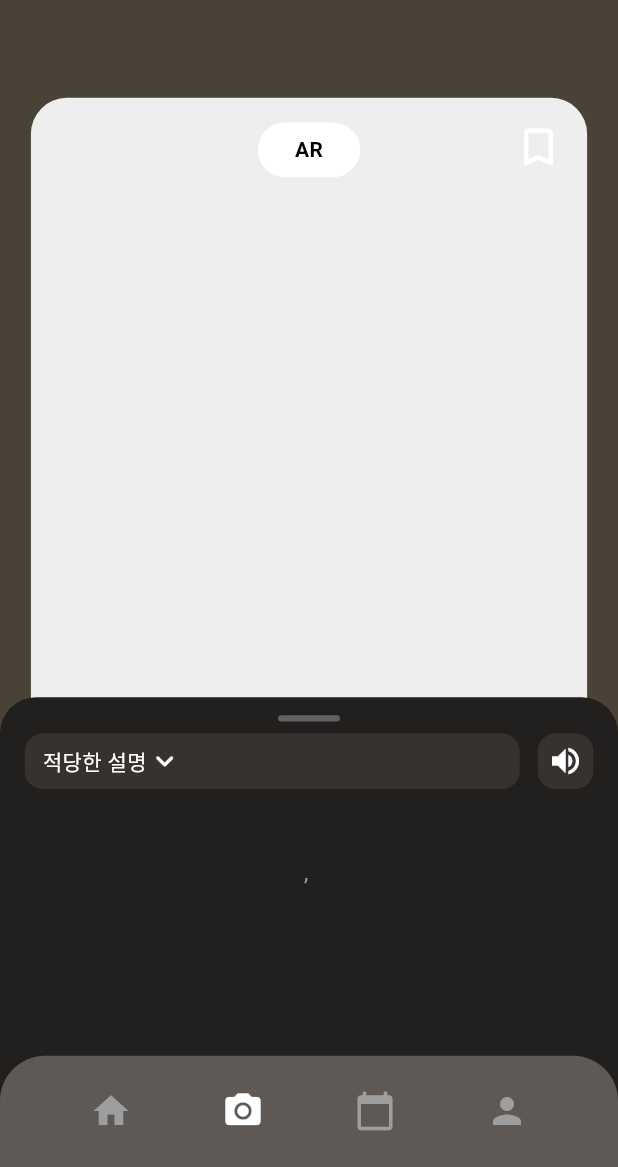
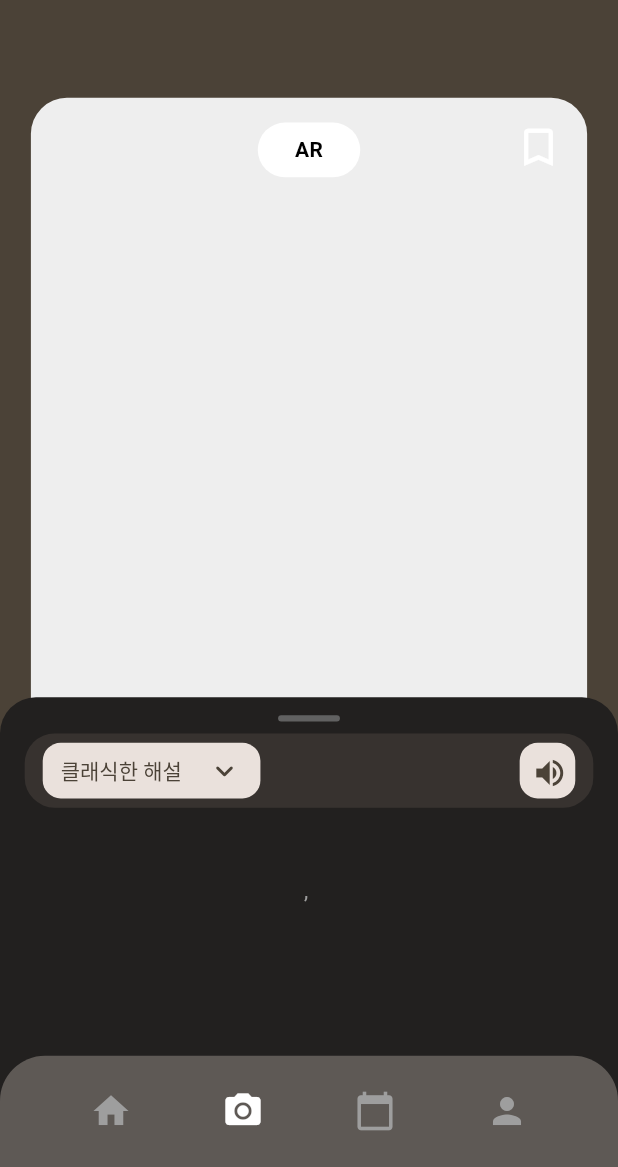
Before and after one commit to Comgongjineung/musai-f, a Flutter app: the DescriptionScreen screen opened directly with empty values, on a phone screen of 412 x 824 dp, the part 69-1236 px from its top. Run offline on Flutter 3.47's test engine with Material 3 defaults, Android fonts, the phone set to English and light mode, and no system bars; our stand-ins replace audioplayers, camera, image_picker; Roboto replaces fonts that are missing (Pretendard).

Commit message:
✨ Feat: 작품해설 페이지 난이도 설정 버튼 생성, TTS 연결
작품해설 페이지 난이도 설정 버튼 생성, TTS 연결

```diff
--- a/lib/describe_box.dart
+++ b/lib/describe_box.dart
@@ -4,6 +4,8 @@ import 'bottom_nav_bar.dart'; // 반드시 import 필요
 import 'main.dart'; // 탭 클릭 시 이동하려면 필요
 import 'dart:convert';
 import 'dart:typed_data';
+import 'tts_service.dart';
+import 'package:audioplayers/audioplayers.dart';
 
 class DescriptionScreen extends StatefulWidget {
   final String title;
@@ -31,6 +33,15 @@ class DescriptionScreen extends StatefulWidget {
 
 class _DescriptionScreenState extends State<DescriptionScreen> {
   bool isBookmarked = false;
+  String selectedDescription = '클래식한 해설';  // 기본값 설정
+
+  final List<String> descriptionTypes = [
+    '한눈에 보는 해설',
+    '클래식한 해설',
+    '깊이 있는 해설',
+  ];
+
+  final AudioPlayer _audioPlayer = AudioPlayer();
 
   @override
   Widget build(BuildContext context) {
@@ -195,41 +206,66 @@ class _DescriptionScreenState extends State<DescriptionScreen> {
                         ),
                       ),
                     ),
-                    // 드롭다운, TTS 버튼
+                    // 상단 컨트롤 바 (진한 회색)
                     Padding(
                       padding: EdgeInsets.symmetric(horizontal: MediaQuery.of(context).size.width * 0.04),
+                      child: Container(
+                        height: MediaQuery.of(context).size.height * 0.06,
+                        padding: const EdgeInsets.symmetric(horizontal: 12),
+                        decoration: BoxDecoration(
+                          color: const Color(0xFF37322F), // 진한 회색
+                          // color: const Color(0xFFEAE1DC), // 연한 회색
+                          borderRadius: BorderRadius.circular(20),
+                        ),
                         child: Row(
                           children: [
-                          Expanded(
-                            child: Container(
+                            // 드롭다운 메뉴 감싸는 연한 회색 박스
+                            Container(
+                              padding: const EdgeInsets.symmetric(horizontal: 12),
                               height: MediaQuery.of(context).size.height * 0.045,
-                              padding: const EdgeInsets.symmetric(horizontal: 12),
                               decoration: BoxDecoration(
-                                color: const Color(0xFF37322F),
+                                color: const Color(0xFFEAE1DC),
                                 borderRadius: BorderRadius.circular(12),
                               ),
-                              child: Row(
-                                children: const [
-                                  Text(
-                                    '적당한 설명',
-                                    style: TextStyle(color: Colors.white),
-                                  ),
-                                  Icon(Icons.keyboard_arrow_down_rounded, color: Colors.white),
-                                ],
+                              child: DropdownButtonHideUnderline(
+                                child: DropdownButton<String>(
+                                  value: selectedDescription,
+                                  dropdownColor: const Color(0xFFEAE1DC),
+                                  icon: const Icon(Icons.keyboard_arrow_down_rounded, color: Color(0xFF4B4237)),
+                                  style: const TextStyle(color: Color(0xFF4B4237), fontWeight: FontWeight.w500),
+                                  borderRadius: BorderRadius.circular(20),
+                                  items: descriptionTypes.map((type) {
+                                    return DropdownMenuItem<String>(
+                                      value: type,
+                                      child: Text(type, style: const TextStyle(color: Color(0xFF4B4237))),
+                                    );
+                                  }).toList(),
+                                  onChanged: (value) {
+                                    if (value != null) {
+                                      setState(() {
+                                        selectedDescription = value;
+                                      });
+                                    }
+                                  },
                                 ),
                               ),
                             ),
-                          const SizedBox(width: 12),
+                            const Spacer(),
+                            // TTS 버튼 감싸는 연한 회색 박스
                             Container(
                               width: MediaQuery.of(context).size.width * 0.09,
                               height: MediaQuery.of(context).size.width * 0.09,
                               decoration: BoxDecoration(
-                              color: const Color(0xFF37322F),
+                                color: const Color(0xFFEAE1DC),
                                 borderRadius: BorderRadius.circular(12),
                               ),
-                            child: const Icon(Icons.volume_up, color: Colors.white),
+                              child: IconButton(
+                                icon: Icon(Icons.volume_up, color: Color(0xFF4B4237)),
+                                onPressed: _playTTS,
+                              ),
                             ),
                           ],
+                        ),
                       ),
                     ),
                     SizedBox(height: MediaQuery.of(context).size.height * 0.015),
@@ -309,4 +345,27 @@ class _DescriptionScreenState extends State<DescriptionScreen> {
       ),
     );
   }
+
+  Future<void> _playTTS() async {
+    var ttsText = [
+      widget.title,
+      widget.artist,
+      widget.year,
+      widget.description,
+    ].where((e) => e != null && e.isNotEmpty).join(', ');
+    ttsText = ttsText.replaceAll('*', '');
+    try {
+      print('TTS 요청 텍스트: $ttsText');
+      final audioBytes = await TTSService.synthesize(ttsText);
+      if (audioBytes != null) {
+        await _audioPlayer.play(BytesSource(audioBytes));
       }
+    } catch (e) {
+      if (mounted) {
+        ScaffoldMessenger.of(context).showSnackBar(
+          SnackBar(content: Text('TTS 오류: $e')),
+        );
+      }
+    }
+  }
+}
--- a/pubspec.yaml
+++ b/pubspec.yaml
@@ -30,6 +30,7 @@ environment:
 dependencies:
   flutter:
     sdk: flutter
+  audioplayers: ^5.2.1
 
   # The following adds the Cupertino Icons font to your application.
   # Use with the CupertinoIcons class for iOS style icons.
```
Also changed, not shown: lib/tts_service.dart (added, +31 -0 lines), pubspec.lock, 5 other files. Lines whose indentation alone changed are shown as unchanged.
